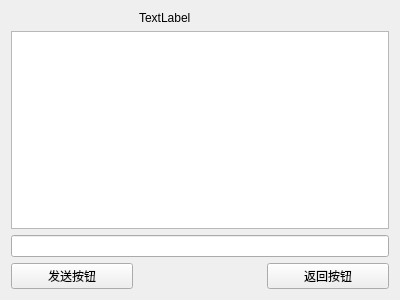
Before: the Qt Designer form UI/communicationwindow.ui in THonour99/UDPCommunicator, drawn with Qt 5.
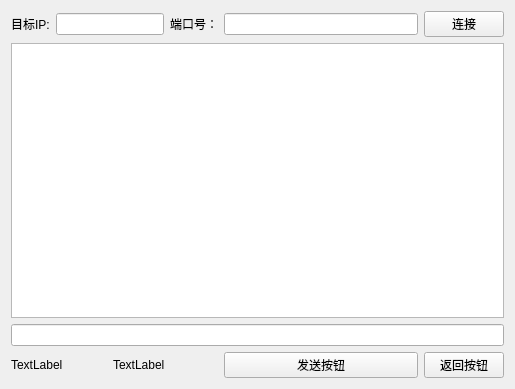
After: the same form once the commit is applied.

Commit message: 添加使用ping验证UDP连接

Diff of the .ui file:
```diff
--- a/UI/communicationwindow.ui
+++ b/UI/communicationwindow.ui
@@ -6,40 +6,80 @@
    <rect>
     <x>0</x>
     <y>0</y>
-    <width>400</width>
-    <height>300</height>
+    <width>515</width>
+    <height>389</height>
    </rect>
   </property>
   <property name="windowTitle">
    <string>Form</string>
   </property>
   <layout class="QGridLayout" name="gridLayout">
-   <item row="0" column="1">
+   <item row="0" column="0">
+    <widget class="QLabel" name="label">
+     <property name="text">
+      <string>目标IP:</string>
+     </property>
+    </widget>
+   </item>
+   <item row="0" column="1" colspan="2">
+    <widget class="QLineEdit" name="ipLineEdit"/>
+   </item>
+   <item row="0" column="3">
+    <widget class="QLabel" name="label_2">
+     <property name="text">
+      <string>端口号：</string>
+     </property>
+    </widget>
+   </item>
+   <item row="0" column="4">
+    <widget class="QLineEdit" name="portSpinBox"/>
+   </item>
+   <item row="0" column="5">
+    <widget class="QPushButton" name="connectButton">
+     <property name="text">
+      <string>连接</string>
+     </property>
+    </widget>
+   </item>
+   <item row="3" column="0" colspan="2">
     <widget class="QLabel" name="modeLabel">
      <property name="text">
       <string>TextLabel</string>
      </property>
     </widget>
    </item>
-   <item row="1" column="0" colspan="3">
+   <item row="1" column="0" colspan="6">
     <widget class="QTextEdit" name="messagesTextEdit"/>
    </item>
-   <item row="3" column="0">
-    <widget class="QPushButton" name="sendButton">
-     <property name="text">
-      <string>发送按钮</string>
-     </property>
-    </widget>
+   <item row="2" column="0" colspan="6">
+    <widget class="QLineEdit" name="messageLineEdit"/>
    </item>
-   <item row="3" column="2">
+   <item row="3" column="5">
     <widget class="QPushButton" name="backButton">
      <property name="text">
       <string>返回按钮</string>
      </property>
     </widget>
    </item>
-   <item row="2" column="0" colspan="3">
-    <widget class="QLineEdit" name="messageLineEdit"/>
+   <item row="3" column="4">
+    <widget class="QPushButton" name="sendButton">
+     <property name="minimumSize">
+      <size>
+       <width>80</width>
+       <height>0</height>
+      </size>
+     </property>
+     <property name="text">
+      <string>发送按钮</string>
+     </property>
+    </widget>
+   </item>
+   <item row="3" column="2" colspan="2">
+    <widget class="QLabel" name="statusLabel">
+     <property name="text">
+      <string>TextLabel</string>
+     </property>
+    </widget>
    </item>
   </layout>
  </widget>
```
The commit also changes 15 other files.
